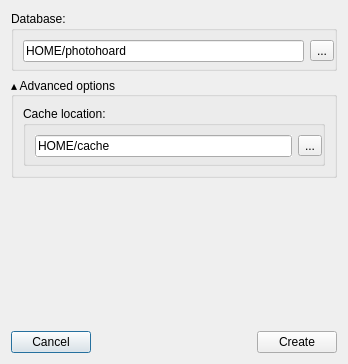
Before: the Qt Designer form src/dlg/CreateDatabaseDialog.ui in wagenadl/photohoard, drawn with Qt 5.
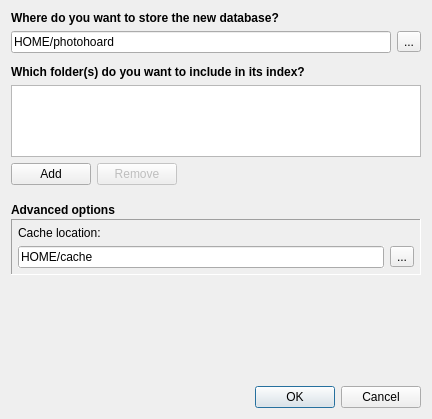
After: the same form once the commit is applied. Custom widgets are drawn as their Qt base class.

Commit message: Much improved CreateDatabaseDialog

Patch:
```diff
--- a/src/dlg/CreateDatabaseDialog.ui
+++ b/src/dlg/CreateDatabaseDialog.ui
@@ -6,28 +6,59 @@
    <rect>
     <x>0</x>
     <y>0</y>
-    <width>348</width>
-    <height>364</height>
+    <width>432</width>
+    <height>419</height>
    </rect>
   </property>
   <property name="windowTitle">
    <string>Create new database</string>
   </property>
   <layout class="QVBoxLayout" name="verticalLayout">
-   <item>
-    <widget class="QGroupBox" name="destGroup_3">
-     <property name="title">
-      <string>Database:</string>
-     </property>
-     <layout class="QHBoxLayout" name="horizontalLayout_9">
       <property name="spacing">
-       <number>6</number>
-      </property>
+    <number>12</number>
+   </property>
+   <item>
+    <widget class="QWidget" name="widget" native="true">
+     <layout class="QVBoxLayout" name="verticalLayout_2">
+      <property name="leftMargin">
+       <number>0</number>
+      </property>
+      <property name="topMargin">
+       <number>0</number>
+      </property>
       <property name="rightMargin">
        <number>0</number>
       </property>
       <property name="bottomMargin">
-       <number>6</number>
+       <number>0</number>
+      </property>
+      <item>
+       <widget class="QLabel" name="label_2">
+        <property name="font">
+         <font>
+          <weight>75</weight>
+          <bold>true</bold>
+         </font>
+        </property>
+        <property name="text">
+         <string>Where do you want to store the new database?</string>
+        </property>
+       </widget>
+      </item>
+      <item>
+       <widget class="QWidget" name="widget_3" native="true">
+        <layout class="QHBoxLayout" name="horizontalLayout">
+         <property name="leftMargin">
+          <number>0</number>
+         </property>
+         <property name="topMargin">
+          <number>0</number>
+         </property>
+         <property name="rightMargin">
+          <number>0</number>
+         </property>
+         <property name="bottomMargin">
+          <number>0</number>
       </property>
       <item>
        <widget class="QLineEdit" name="dblocation">
@@ -101,28 +132,235 @@
      </layout>
     </widget>
    </item>
+     </layout>
+    </widget>
+   </item>
    <item>
-    <widget class="QGroupBox" name="groupBox">
-     <property name="title">
-      <string>▴ Advanced options</string>
-     </property>
-     <layout class="QVBoxLayout" name="verticalLayout_2">
+    <widget class="QWidget" name="widget_5" native="true">
+     <layout class="QVBoxLayout" name="verticalLayout_4">
+      <property name="leftMargin">
+       <number>0</number>
+      </property>
+      <property name="topMargin">
+       <number>0</number>
+      </property>
+      <property name="rightMargin">
+       <number>0</number>
+      </property>
+      <property name="bottomMargin">
+       <number>0</number>
+      </property>
       <item>
-       <widget class="QGroupBox" name="destGroup_2">
-        <property name="title">
-         <string>Cache location:</string>
+       <widget class="QLabel" name="label_3">
+        <property name="font">
+         <font>
+          <weight>75</weight>
+          <bold>true</bold>
+         </font>
         </property>
-        <layout class="QHBoxLayout" name="horizontalLayout_8">
+        <property name="text">
+         <string>Which folder(s) do you want to include in its index?</string>
+        </property>
+       </widget>
+      </item>
+      <item>
+       <widget class="QWidget" name="widget_7" native="true">
+        <property name="enabled">
+         <bool>true</bool>
+        </property>
+        <layout class="QVBoxLayout" name="verticalLayout_5">
+         <property name="leftMargin">
+          <number>0</number>
+         </property>
+         <property name="topMargin">
+          <number>0</number>
+         </property>
+         <property name="rightMargin">
+          <number>0</number>
+         </property>
+         <property name="bottomMargin">
+          <number>0</number>
+         </property>
+         <item>
+          <widget class="QWidget" name="widget_8" native="true">
+           <layout class="QVBoxLayout" name="verticalLayout_6">
          <property name="spacing">
           <number>6</number>
          </property>
+            <property name="leftMargin">
+             <number>0</number>
+            </property>
+            <property name="topMargin">
+             <number>0</number>
+            </property>
          <property name="rightMargin">
           <number>0</number>
          </property>
          <property name="bottomMargin">
-          <number>6</number>
+             <number>0</number>
          </property>
          <item>
+             <widget class="QListWidget" name="folderList">
+              <property name="sizePolicy">
+               <sizepolicy hsizetype="Expanding" vsizetype="Minimum">
+                <horstretch>0</horstretch>
+                <verstretch>0</verstretch>
+               </sizepolicy>
+              </property>
+              <property name="minimumSize">
+               <size>
+                <width>0</width>
+                <height>0</height>
+               </size>
+              </property>
+              <property name="sizeAdjustPolicy">
+               <enum>QAbstractScrollArea::AdjustToContents</enum>
+              </property>
+              <property name="editTriggers">
+               <set>QAbstractItemView::DoubleClicked</set>
+              </property>
+              <property name="movement">
+               <enum>QListView::Static</enum>
+              </property>
+              <property name="resizeMode">
+               <enum>QListView::Adjust</enum>
+              </property>
+              <property name="spacing">
+               <number>4</number>
+              </property>
+             </widget>
+            </item>
+            <item>
+             <widget class="QWidget" name="widget_9" native="true">
+              <property name="enabled">
+               <bool>true</bool>
+              </property>
+              <property name="sizePolicy">
+               <sizepolicy hsizetype="Preferred" vsizetype="Fixed">
+                <horstretch>0</horstretch>
+                <verstretch>0</verstretch>
+               </sizepolicy>
+              </property>
+              <layout class="QHBoxLayout" name="horizontalLayout_5">
+               <property name="leftMargin">
+                <number>0</number>
+               </property>
+               <property name="topMargin">
+                <number>0</number>
+               </property>
+               <property name="rightMargin">
+                <number>0</number>
+               </property>
+               <property name="bottomMargin">
+                <number>0</number>
+               </property>
+               <item>
+                <widget class="QPushButton" name="addButton">
+                 <property name="text">
+                  <string>Add</string>
+                 </property>
+                </widget>
+               </item>
+               <item>
+                <widget class="QPushButton" name="removeButton">
+                 <property name="enabled">
+                  <bool>false</bool>
+                 </property>
+                 <property name="text">
+                  <string>Remove</string>
+                 </property>
+                </widget>
+               </item>
+               <item>
+                <spacer name="horizontalSpacer">
+                 <property name="orientation">
+                  <enum>Qt::Horizontal</enum>
+                 </property>
+                 <property name="sizeHint" stdset="0">
+                  <size>
+                   <width>40</width>
+                   <height>20</height>
+                  </size>
+                 </property>
+                </spacer>
+               </item>
+              </layout>
+             </widget>
+            </item>
+           </layout>
+          </widget>
+         </item>
+        </layout>
+       </widget>
+      </item>
+      <item>
+       <widget class="QWidget" name="widget_6" native="true">
+        <layout class="QHBoxLayout" name="horizontalLayout_3">
+         <property name="topMargin">
+          <number>0</number>
+         </property>
+         <property name="bottomMargin">
+          <number>0</number>
+         </property>
+        </layout>
+       </widget>
+      </item>
+     </layout>
+    </widget>
+   </item>
+   <item>
+    <widget class="QWidget" name="widget_4" native="true">
+     <layout class="QVBoxLayout" name="verticalLayout_3">
+      <property name="spacing">
+       <number>2</number>
+      </property>
+      <property name="leftMargin">
+       <number>0</number>
+      </property>
+      <property name="topMargin">
+       <number>0</number>
+      </property>
+      <property name="rightMargin">
+       <number>0</number>
+      </property>
+      <property name="bottomMargin">
+       <number>0</number>
+      </property>
+      <item>
+       <widget class="CollapseButton" name="collapse">
+        <property name="font">
+         <font>
+          <weight>75</weight>
+          <bold>true</bold>
+         </font>
+        </property>
+        <property name="text">
+         <string>Advanced options</string>
+        </property>
+       </widget>
+      </item>
+      <item>
+       <widget class="QFrame" name="advanced">
+        <property name="frameShape">
+         <enum>QFrame::Panel</enum>
+        </property>
+        <property name="frameShadow">
+         <enum>QFrame::Sunken</enum>
+        </property>
+        <layout class="QGridLayout" name="gridLayout">
+         <property name="leftMargin">
+          <number>6</number>
+         </property>
+         <property name="topMargin">
+          <number>6</number>
+         </property>
+         <property name="rightMargin">
+          <number>6</number>
+         </property>
+         <property name="bottomMargin">
+          <number>6</number>
+         </property>
+         <item row="1" column="0">
           <widget class="QLineEdit" name="cachelocation">
            <property name="sizePolicy">
             <sizepolicy hsizetype="Expanding" vsizetype="Fixed">
@@ -144,7 +382,7 @@
            </property>
           </widget>
          </item>
-         <item>
+         <item row="1" column="1">
           <widget class="QToolButton" name="browsecachelocation">
            <property name="sizePolicy">
             <sizepolicy hsizetype="Preferred" vsizetype="Fixed">
@@ -157,6 +395,13 @@
            </property>
           </widget>
          </item>
+         <item row="0" column="0">
+          <widget class="QLabel" name="label">
+           <property name="text">
+            <string>Cache location:</string>
+           </property>
+          </widget>
+         </item>
         </layout>
        </widget>
       </item>
@@ -177,52 +422,24 @@
     </spacer>
    </item>
    <item>
-    <widget class="QWidget" name="widget_2" native="true">
-     <layout class="QHBoxLayout" name="horizontalLayout_4">
-      <property name="leftMargin">
-       <number>0</number>
-      </property>
-      <property name="topMargin">
-       <number>0</number>
-      </property>
-      <property name="rightMargin">
-       <number>0</number>
-      </property>
-      <property name="bottomMargin">
-       <number>0</number>
-      </property>
-      <item>
-       <widget class="QPushButton" name="bCancel">
-        <property name="text">
-         <string>Cancel</string>
-        </property>
-       </widget>
-      </item>
-      <item>
-       <spacer name="horizontalSpacer_8">
+    <widget class="QDialogButtonBox" name="buttonBox">
         <property name="orientation">
          <enum>Qt::Horizontal</enum>
         </property>
-        <property name="sizeHint" stdset="0">
-         <size>
-          <width>40</width>
-          <height>20</height>
-         </size>
-        </property>
-       </spacer>
-      </item>
-      <item>
-       <widget class="QPushButton" name="bOk">
-        <property name="text">
-         <string>Create</string>
-        </property>
+     <property name="standardButtons">
+      <set>QDialogButtonBox::Cancel|QDialogButtonBox::Ok</set>
+     </property>
        </widget>
       </item>
      </layout>
     </widget>
-   </item>
-  </layout>
- </widget>
+ <customwidgets>
+  <customwidget>
+   <class>CollapseButton</class>
+   <extends>QLabel</extends>
+   <header>CollapseButton.h</header>
+  </customwidget>
+ </customwidgets>
  <resources/>
  <connections>
   <connection>
```
Left out of the diff: 74 changed lines with no effect on the pictures. Lines whose indentation alone changed are shown as unchanged. The commit also changes 6 other files.
